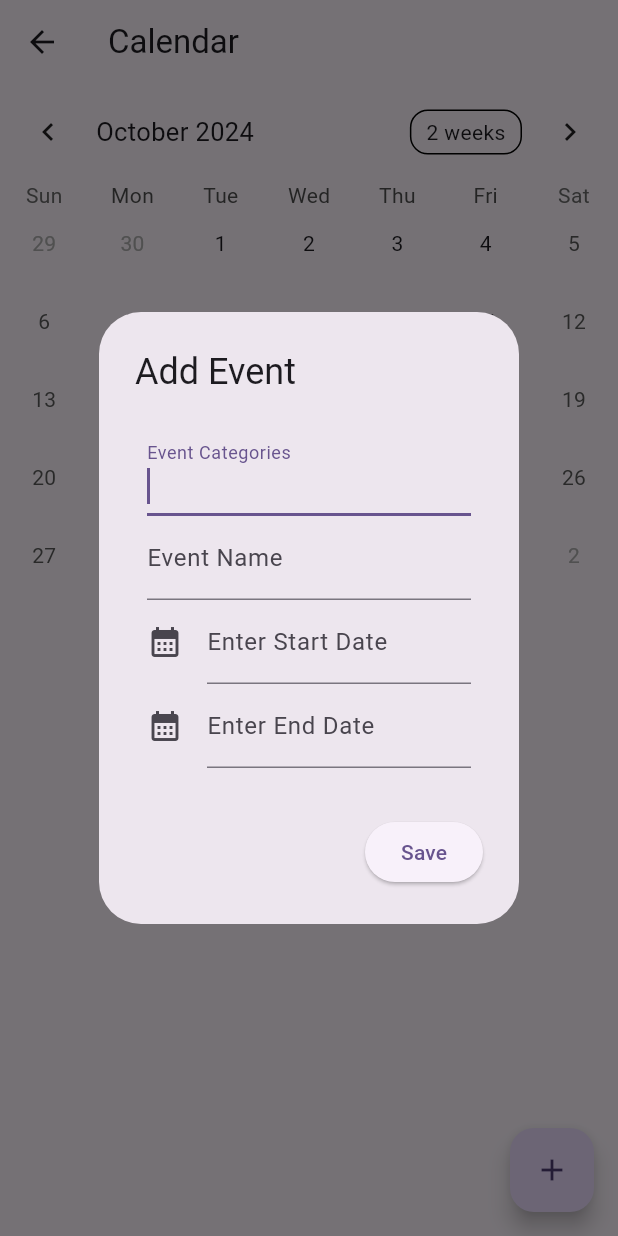
After one commit to Yvelin-officiel/Y-Alarm, a Flutter app: the Calendar_Page screen opened directly, after a tap on the "add" icon, on a phone screen of 412 x 824 dp. The commit adds this screen. Run offline on Flutter 3.47's test engine with Material 3 defaults, Android fonts, the phone set to English and light mode, and no system bars; drawn by our look-alikes of table_calendar; our stand-ins replace sqflite; accounts and stored records are empty.

Commit message:
✨ Page Calendrier

```diff
--- /dev/null
+++ b/lib/calendar/models/event.dart
@@ -0,0 +1,48 @@
+class Event {
+
+  int? id;
+  String categories;
+  DateTime dtstamp;
+  DateTime lastModified;
+  String uid;
+  DateTime dtstart;
+  DateTime dtend;
+  String summary;
+
+  Event({
+    this.id,
+    required this.categories,
+    required this.dtstamp,
+    required this.lastModified,
+    required this.uid,
+    required this.dtstart,
+    required this.dtend,
+    required this.summary,
+  });
+
+  Map<String, dynamic> toJson() {
+    return {
+      'id': id,
+      'categories': categories,
+      'dtstamp': dtstamp.toIso8601String(),
+      'lastModified': lastModified.toIso8601String(),
+      'uid': uid,
+      'dtstart': dtstart.toIso8601String(),
+      'dtend': dtend.toIso8601String(),
+      'summary': summary,
+    };
+  }
+
+  factory Event.fromJson(Map<String, dynamic> json) {
+    return Event(
+      id: json['id'],
+      categories: json['categories'],
+      dtstamp: DateTime.parse(json['dtstamp']),
+      lastModified: DateTime.parse(json['lastModified']),
+      uid: json['uid'],
+      dtstart: DateTime.parse(json['dtstart']),
+      dtend: DateTime.parse(json['dtend']),
+      summary: json['summary'],
+    );
+  }
+}
--- /dev/null
+++ b/lib/calendar/service/event_controller.dart
@@ -0,0 +1,77 @@
+import 'package:sqflite/sqflite.dart';
+
+import 'package:y_alarm/calendar/models/event.dart';
+import 'package:y_alarm/utils/database_helper.dart';
+
+class EventController extends DataBaseHelper {
+  final _tableName = 'events';
+
+  EventController._privateConstructor();
+  static final EventController instance = EventController._privateConstructor();
+
+  @override
+  Future<void> onCreate(Database db, int version) async {
+    await db.execute('''
+      CREATE TABLE $_tableName (
+        id INTEGER PRIMARY KEY,
+        categories TEXT NOT NULL,
+        dtstamp TEXT NOT NULL,
+        lastModified TEXT NOT NULL,
+        uid TEXT NOT NULL,
+        dtstart TEXT NOT NULL,
+        dtend TEXT NOT NULL,
+        summary TEXT NOT NULL
+      )
+    ''');
+  }
+
+  Future<Event> create(Event event) async {
+    Database db = await instance.database;
+    event.id = await db.insert(_tableName, event.toJson());
+    return event;
+  }
+
+  Future<Event> update(Event event) async {
+    Database db = await instance.database;
+    await db.update(
+      _tableName,
+      event.toJson(),
+      where: 'id = ?',
+      whereArgs: [event.id],
+    );
+    return event;
+  }
+
+  Future<Event> get(int id) async {
+    Database db = await instance.database;
+    List<Map<String, dynamic>> maps = await db.query(
+      _tableName,
+      where: 'id = ?',
+      whereArgs: [id],
+    );
+    return Event.fromJson(maps.first);
+  }
+
+  Future<List<Event>> getAll() async {
+    Database db = await instance.database;
+    List<Map<String, dynamic>> maps = await db.query(_tableName);
+    return List.generate(maps.length, (i) => Event.fromJson(maps[i]));
+  }
+
+  Future<void> delete(int id) async {
+    Database db = await instance.database;
+    await db.delete(
+      _tableName,
+      where: 'id = ?',
+      whereArgs: [id],
+    );
+  }
+
+  Future<Event> save(Event event) async {
+    if (event.id == null) {
+      return create(event);
+    } else {
+      return update(event);
+    }
+  }
+}
--- /dev/null
+++ b/lib/calendar/widget/calendar.dart
@@ -0,0 +1,142 @@
+import 'package:flutter/material.dart';
+import 'package:table_calendar/table_calendar.dart';
+
+import 'package:y_alarm/calendar/models/event.dart';
+import 'package:y_alarm/calendar/service/event_controller.dart';
+import 'Edit_event.dart';
+
+class Calendar extends StatefulWidget {
+  final List<Event> events;
+  final Function reload;
+
+  const Calendar({Key? key, required this.events, required this.reload}) : super(key: key);
+
+  @override
+  State<Calendar> createState() => _CalendarState();
+}
+
+class _CalendarState extends State<Calendar> {
+  late CalendarFormat _calendarFormat;
+  late DateTime _focusedDay;
+  late DateTime _selectedDay;
+  late final ValueNotifier<List<Event>> _selectedEvents;
+
+  @override
+  void initState() {
+    super.initState();
+    _calendarFormat = CalendarFormat.month;
+    _focusedDay = DateTime.now();
+    _selectedDay = _focusedDay;
+    _selectedEvents = ValueNotifier(_getEventsForDay(_selectedDay));
+  }
+
+  List<Event> _getEventsForDay(DateTime day) {
+    day = DateTime(day.year, day.month, day.day);
+    List<Event> eventsList = [];
+    for (Event event in widget.events) {
+      if ((event.dtstart.isBefore(day) || event.dtstart.isAtSameMomentAs(day)) && (event.dtend.isAfter(day) || event.dtend.isAtSameMomentAs(day))) {
+        eventsList.add(event);
+      }
+    }
+    eventsList.sort((a, b) {
+      return a.dtstart.compareTo(b.dtstart);
+    });
+    return eventsList;
+  }
+
+  @override
+  Widget build(BuildContext context) {
+    EventController eventController = EventController.instance;
+    _selectedEvents.value = _getEventsForDay(_selectedDay);
+
+    return Scaffold(
+      appBar: AppBar(
+        title: Text('Calendar'),
+      ),
+        body: Center(
+            child: Column(
+          children: [
+            TableCalendar(
+              firstDay: DateTime.utc(2010, 10, 16),
+              lastDay: DateTime.utc(2030, 3, 14),
+              focusedDay: _focusedDay,
+              calendarFormat: _calendarFormat,
+              selectedDayPredicate: (day) {
+                return isSameDay(_selectedDay, day);
+              },
+              onDaySelected: (selectedDay, focusedDay) {
+                if (!isSameDay(_selectedDay, selectedDay)) {
+                  setState(() {
+                    _selectedDay = selectedDay;
+                    _focusedDay = focusedDay;
+                  });
+                }
+              },
+              onPageChanged: (focusedDay) {
+                _focusedDay = focusedDay;
+              },
+              locale: 'en_US',
+              eventLoader: _getEventsForDay,
+            ),
+            const SizedBox(
+              height: 8.0,
+            ),
+            Expanded(
+                child: ValueListenableBuilder<List<Event>>(
+                    valueListenable: _selectedEvents,
+                    builder: (context, value, _) {
+                      return ListView.builder(
+                          itemCount: value.length,
+                          itemBuilder: (context, index) {
+                            return Container(
+                              margin: const EdgeInsets.symmetric(
+                                  horizontal: 12.0, vertical: 4.0),
+                              decoration: BoxDecoration(
+                                border: Border.all(),
+                                borderRadius: BorderRadius.circular(12.0),
+                              ),
+                              child: ListTile(
+                                  title: Row(
+                                children: [
+                                  Expanded(
+                                    child: Text(
+                                        value[index].summary),
+                                  ),
+                                  IconButton(
+                                      onPressed: () {
+                                        if (value[index].id != null) {
+                                          eventController.delete(value[index].id!);
+                                          widget.reload();
+                                        };
+                                      },
+                                      icon: const Icon(Icons.delete)),
+                                  IconButton(
+                                    onPressed: () =>
+                                    showDialog(
+                                      context: context,
+                                      builder: (context) => Edit_event(
+                                        setState,
+                                        widget.reload,
+                                        value[index]
+                                      )
+                                    ),
+                                    icon: const Icon(Icons.edit)),
+                                ],
+                              )),
+                            );
+                          });
+                    }))
+          ],
+        )),
+        floatingActionButton: FloatingActionButton(
+            child: const Icon(Icons.add),
+            onPressed: () {
+              showDialog(
+                  context: context,
+                  builder: (context) => Edit_event(
+                      setState, widget.reload, null
+                      ));
+            })
+    );
+  }
+}
--- /dev/null
+++ b/lib/calendar/widget/calendar_page.dart
@@ -0,0 +1,49 @@
+import 'package:flutter/material.dart';
+import 'package:intl/intl.dart';
+
+import 'package:y_alarm/calendar/models/event.dart';
+import 'package:y_alarm/calendar/service/event_controller.dart';
+import 'package:y_alarm/calendar/widget/Calendar.dart';
+// import 'calendar.dart';
+
+class Calendar_Page extends StatefulWidget {
+  const Calendar_Page({Key? key}) : super(key: key);
+
+  @override
+  State<Calendar_Page> createState() => _Calendar_PageState();
+}
+
+class _Calendar_PageState extends State<Calendar_Page> {
+  List<Event> events = [];
+  DateTime dtstart =
+      DateTime.now().subtract(Duration(days: DateTime.now().weekday));
+  DateTime dtend = DateTime.now()
+      .add(Duration(days: DateTime.daysPerWeek - DateTime.now().weekday));
+
+  @override
+  Widget build(BuildContext context) {
+    return FutureBuilder(
+      future: EventController.instance.getAll(),
+      builder: (context, AsyncSnapshot<List<Event>> snapshot) {
+        if (snapshot.connectionState == ConnectionState.waiting) {
+          return Scaffold(
+              appBar: AppBar(
+                title: const Text('Calendar'),
+              ),
+              body: const Center(
+                child: CircularProgressIndicator(),
+              ),
+
+            );
+        }
+
+        if (snapshot.hasError) {
+          return Text('Error: ${snapshot.error}');
+        }
+
+        events = snapshot.data ?? [];
+        return Calendar(events: events, reload: () => setState(() {}));
+      }
+    );
+  }
+}
--- /dev/null
+++ b/lib/calendar/widget/edit_event.dart
@@ -0,0 +1,140 @@
+import 'package:flutter/material.dart';
+import 'package:intl/intl.dart';
+
+import 'package:y_alarm/calendar/models/event.dart';
+import 'package:y_alarm/calendar/service/event_controller.dart';
+
+class Edit_event extends StatelessWidget {
+
+  TextEditingController _categoriesController = TextEditingController();
+  TextEditingController _uidController = TextEditingController();
+  TextEditingController _dtstartController = TextEditingController();
+  TextEditingController _dtendController = TextEditingController();
+
+  Function setState;
+  Function reload;
+  Event? event;
+
+  Edit_event(this.setState, this.reload, this.event);
+
+  @override
+  Widget build(BuildContext context) {
+    EventController eventController = EventController.instance;
+
+    if (event != null) {
+      _categoriesController.text = event!.categories;
+      _uidController.text = event!.uid;
+      _dtstartController.text = event!.dtstart.toString();
+      _dtendController.text = event!.dtend.toString();
+    }
+
+    return AlertDialog(
+      scrollable: true,
+      title: const Text('Add Event'),
+      content: Padding(
+          padding: const EdgeInsets.all(8.0),
+          child: Column(children: [
+            TextFormField(
+              controller: _categoriesController,
+              autofocus: true,
+              decoration: const InputDecoration(
+                labelText: 'Event Categories',
+              ),
+            ),
+            TextFormField(
+              controller: _uidController,
+              autofocus: true,
+              decoration: const InputDecoration(
+                labelText: 'Event Name',
+              ),
+            ),
+            TextField(
+              controller: _dtstartController, //editing controller of this TextField
+              decoration: const InputDecoration(
+                  icon: Icon(Icons.calendar_month), //icon of text field
+                  labelText: "Enter Start Date" //label text of field
+                  ),
+              readOnly:
+                  true, //set it true, so that user will not able to edit text
+              onTap: () async { _selectDate(context, _dtstartController); },
+            ),
+            TextField(
+              controller: _dtendController, //editing controller of this TextField
+              decoration: const InputDecoration(
+                  icon: Icon(Icons.calendar_month), //icon of text field
+                  labelText: "Enter End Date" //label text of field
+                  ),
+              readOnly:
+                  true, //set it true, so that user will not able to edit text
+              onTap: () async { _selectDate(context, _dtendController); },
+            )
+          ])),
+      actions: [
+        ElevatedButton(
+            onPressed: () {
+              if (event == null) {
+                Event event = Event(
+                  categories: _categoriesController.text,
+                  dtstamp: DateTime.now(),
+                  lastModified: DateTime.now(),
+                  uid: _uidController.text,
+                  dtstart: DateTime.parse(_dtstartController.text),
+                  dtend: DateTime.parse(_dtendController.text),
+                  summary: _uidController.text,
+                );
+                Navigator.of(context).pop();
+                _categoriesController.clear();
+                _uidController.clear();
+                _dtstartController.clear();
+                _dtendController.clear();
+                eventController.create(event);
+              }
+              else {
+                event!.categories = _categoriesController.text;
+                event!.uid = _uidController.text;
+                event!.dtstart = DateTime.parse(_dtstartController.text);
+                event!.dtend = DateTime.parse(_dtendController.text);
+                event!.summary = _uidController.text;
+                event!.lastModified = DateTime.now();
+                eventController.update(event!);
+                Navigator.of(context).pop();
+              }
+              reload();
+            },
+            child: Text('Save')),
+      ],
+    );
+  }
+
+  Future<void> _selectDate(BuildContext context, TextEditingController controller) async {
+    {
+      DateTime? pickedDate = await showDatePicker(
+        // wait for time picker popup
+        context: context,
+        initialDate: DateTime.now(),
+        firstDate: DateTime.now(),
+        lastDate: DateTime.now().add(const Duration(days: 365 * 5)),
+      );
+
+      TimeOfDay? pickedTime = await showTimePicker(
+        // wait for time picker popup
+        context: context,
+        initialTime: TimeOfDay.now(),
+      );
+
+      if (pickedDate != null && pickedTime != null) {
+
+        pickedDate = DateTime(pickedDate.year, pickedDate.month, pickedDate.day, pickedTime.hour, pickedTime.minute);
+        // DateTime parsedTime = DateFormat.jm().parse(pickedTime.format(context).toString());
+        //converting to DateTime so that we can further format on different pattern.
+        String formattedTime = DateFormat('yyyy-MM-dd HH:mm').format(pickedDate);
+        //DateFormat() is from intl package, you can format the time on any pattern you need.
+
+        setState(() {
+          controller.text = formattedTime; //set the value of text field.
+        });
+      } else {
+        print("Time is not selected");
+      }
+  }}
+}
--- /dev/null
+++ b/lib/utils/database_helper.dart
@@ -0,0 +1,21 @@
+import 'package:path/path.dart';
+import 'package:sqflite/sqflite.dart';
+
+abstract class DataBaseHelper {
+  final _dbName = 'YAlarm.db';
+  final _dbVersion = 1;
+
+  static Database? _database;
+  Future<Database> get database async {
+    if (_database != null) return _database!;
+    _database = await _initDatabase();
+    return _database!;
+  }
+
+  Future<Database> _initDatabase() async {
+    String path = join(await getDatabasesPath(), _dbName);
+    return await openDatabase(path, version: _dbVersion, onCreate: onCreate); // Utiliser une fonction abstraite
+  }
+
+  Future<void> onCreate(Database db, int version);
+}
--- a/pubspec.yaml
+++ b/pubspec.yaml
@@ -35,6 +35,10 @@ dependencies:
   # The following adds the Cupertino Icons font to your application.
   # Use with the CupertinoIcons class for iOS style icons.
   cupertino_icons: ^1.0.2
+  sqflite: ^2.3.2
+  intl: ^0.19.0
+  json_annotation: ^4.9.0
+  table_calendar: ^3.1.2
 
 dev_dependencies:
   flutter_test:
@@ -46,6 +50,7 @@ dev_dependencies:
   # package. See that file for information about deactivating specific lint
   # rules and activating additional ones.
   flutter_lints: ^2.0.0
+  json_serializable: ^6.8.0
 
 # For information on the generic Dart part of this file, see the
 # following page: https://dart.dev/tools/pub/pubspec
```
Also changed, not shown: lib/main.dart (+28 -83 lines), pubspec.lock, 1 other file.
